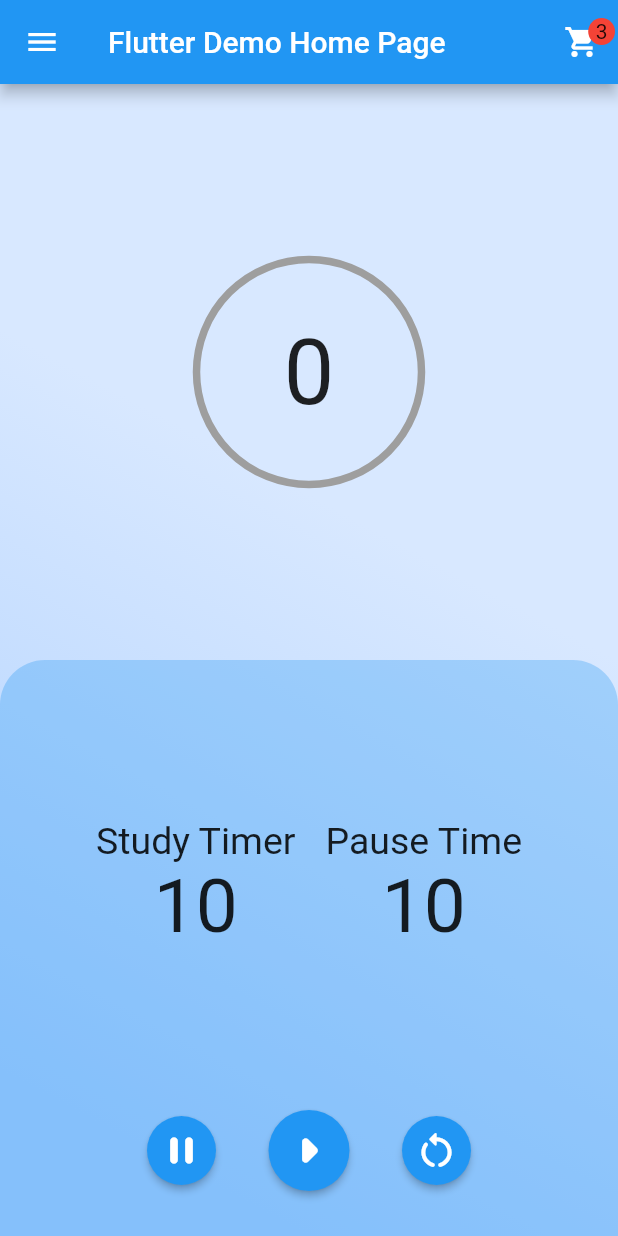
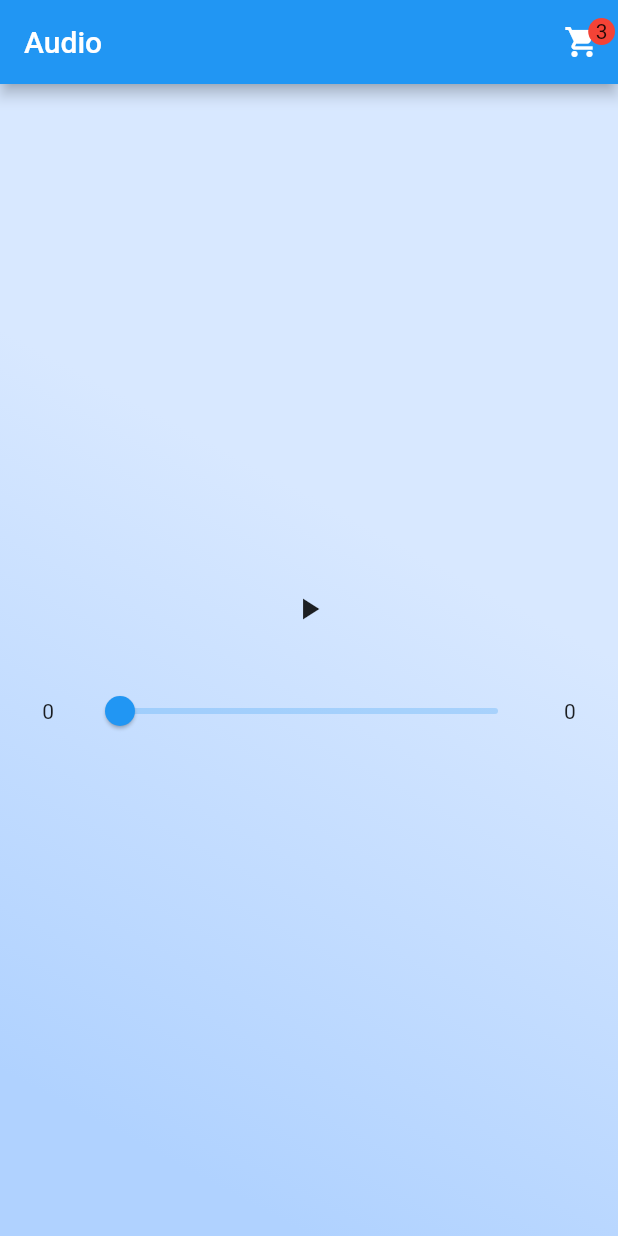
Before and after one commit to MuhammetVural/Various_Functional_Widgets, a Flutter app: the screen it shows after launch, on a phone screen of 412 x 824 dp. Run offline on Flutter 3.47's test engine with Material 2 defaults, Android fonts, the phone set to English and light mode, and no system bars; drawn by our look-alikes of badges, circular_countdown_timer; our stand-ins replace audioplayers, percent_indicator; missing offline and left inert: dart:ffi.

Commit message:
audio son

```diff
--- a/lib/main.dart
+++ b/lib/main.dart
@@ -1,4 +1,5 @@
 import 'package:flutter/material.dart';
+import 'package:various_functional_widgets/mp3_player.dart';
 
 import 'my_home_page.dart';
 
@@ -19,7 +20,7 @@ class MyApp extends StatelessWidget {
 
         primarySwatch: Colors.blue,
       ),
-      home: const MyHomePage(title: 'Flutter Demo Home Page'),
+      home: Mp3Player()
     );
   }
 }
--- /dev/null
+++ b/lib/mp3_player.dart
@@ -0,0 +1,161 @@
+import 'dart:async';
+import 'dart:ffi';
+
+import 'package:audioplayers/audioplayers.dart';
+import 'package:circular_countdown_timer/circular_countdown_timer.dart';
+import 'package:flutter/material.dart';
+import 'package:badges/badges.dart' as badges;
+
+
+class Mp3Player extends StatefulWidget {
+  const Mp3Player({super.key, });
+
+
+
+  @override
+  State<Mp3Player> createState() => _Mp3PlayerState();
+
+}
+
+class _Mp3PlayerState extends State<Mp3Player> {
+
+  AudioPlayer audioPlayer = AudioPlayer();
+  PlayerState playerState = PlayerState.paused;
+  String url =   'https://www.soundhelix.com/examples/mp3/SoundHelix-Song-1.mp3';
+
+
+  Duration position= Duration.zero;
+  int duration2 = 0;
+  int position2 = 0;
+
+  Widget slider(){
+    return Container(
+      width: 200,
+      child: Slider.adaptive(
+        value: (position2/1000).toDouble(),
+        max: (duration2/1000).toDouble(),
+        onChanged: (value) {
+     seekToSec((value.toInt()));
+    },),
+    );
+
+  }
+
+
+@override
+void initState() {
+    // TODO: implement initState
+    super.initState();
+    audioPlayer.onPlayerStateChanged.listen((PlayerState state) {
+      setState(() {
+        playerState = state;
+      });
+    });
+
+    audioPlayer.setSourceUrl(url);
+
+    audioPlayer.onDurationChanged.listen((Duration duration) {
+      setState(() {
+        duration2 = duration.inMilliseconds;
+      });
+    });
+
+    audioPlayer.onPositionChanged.listen((Duration p) {
+setState(() {
+  position2 = p.inMilliseconds;
+});
+
+    });
+
+
+  }
+
+  @override
+  void dispose() {
+    // TODO: implement dispose
+    super.dispose();
+    audioPlayer.release();
+    audioPlayer.dispose();
+  }
+
+  playMusic(){
+  audioPlayer.play(UrlSource(url));
+
+  }
+  pauseMusic(){
+    audioPlayer.pause();
+
+  }
+
+
+
+  @override
+  Widget build(BuildContext context) {
+    return SafeArea(
+      child: Scaffold(
+        appBar: AppBar(
+
+          actions: [
+            IconButton(
+                onPressed: () {},
+                icon: badges.Badge(
+                    showBadge: true,
+                    onTap: () {},
+                    badgeContent: Text('3'),
+                    badgeAnimation: const badges.BadgeAnimation.rotation(
+                      animationDuration: Duration(seconds: 1),
+                      //colorChangeAnimationDuration: Duration(seconds: 9),
+                      loopAnimation: true,
+                      curve: Curves.fastOutSlowIn,
+                      //colorChangeAnimationCurve: Curves.easeInCubic,
+                    ),
+                    badgeStyle: badges.BadgeStyle(elevation: 0),
+                    child: Icon(Icons.shopping_cart)))
+          ],
+          title: Text('Audio'),
+        ),
+        body: Container(
+          decoration: BoxDecoration(
+              gradient: LinearGradient(
+                  colors: [Color(0xffb0d2ff), Color(0xffd8e8ff)],
+                  begin: FractionalOffset(0.5, 1))),
+          width: double.infinity,
+          child: Column(
+            mainAxisAlignment: MainAxisAlignment.center,
+            crossAxisAlignment: CrossAxisAlignment.center,
+            children: <Widget>[
+              IconButton(onPressed: (){
+                playerState == PlayerState.playing ? pauseMusic() : playMusic();
+              }, icon: Icon(playerState == PlayerState.playing ? Icons.pause : Icons.play_arrow)),
+              SizedBox(height: 20,),
+              Row(
+                mainAxisAlignment: MainAxisAlignment.center,
+                children: [
+                  Text(duration2.toString()),
+                  SizedBox(width: 20,),
+                  Container(width: 300,child: slider(),),
+                  SizedBox(width: 20,),
+                  Text(duration2.toString())
+                ],
+              )
+
+
+
+
+            ],
+          ),
+        ),
+        // floatingActionButton: FloatingActionButton(
+        //   onPressed: _incrementCounter,
+        //   tooltip: 'Increment',
+        //   child: const Icon(Icons.add),
+        // ), // This trailing comma makes auto-formatting nicer for build methods.
+      ),
+    );
+  }
+
+  void seekToSec(int sec) {
+    Duration newPosition = Duration(seconds: sec);
+    audioPlayer.seek(newPosition);
+  }
+}
--- a/pubspec.yaml
+++ b/pubspec.yaml
@@ -34,13 +34,15 @@ dependencies:
 
   # The following adds the Cupertino Icons font to your application.
   # Use with the CupertinoIcons class for iOS style icons.
-  cupertino_icons: ^1.0.2
+  cupertino_icons: ^1.0.5
   badges: ^3.0.2
 
   flutter_countdown_timer: ^4.1.0
   percent_indicator: ^4.2.2
 
   circular_countdown_timer: ^0.2.3
+
+  audioplayers: ^3.0.1
 
 dev_dependencies:
   flutter_test:
@@ -51,7 +53,7 @@ dev_dependencies:
   # activated in the `analysis_options.yaml` file located at the root of your
   # package. See that file for information about deactivating specific lint
   # rules and activating additional ones.
-  flutter_lints: ^2.0.0
+  flutter_lints: ^2.0.1
 
 # For information on the generic Dart part of this file, see the
 # following page: https://dart.dev/tools/pub/pubspec
```
Also changed, not shown: lib/my_home_page.dart (+6 -1 lines), pubspec.lock, 3 other files.
